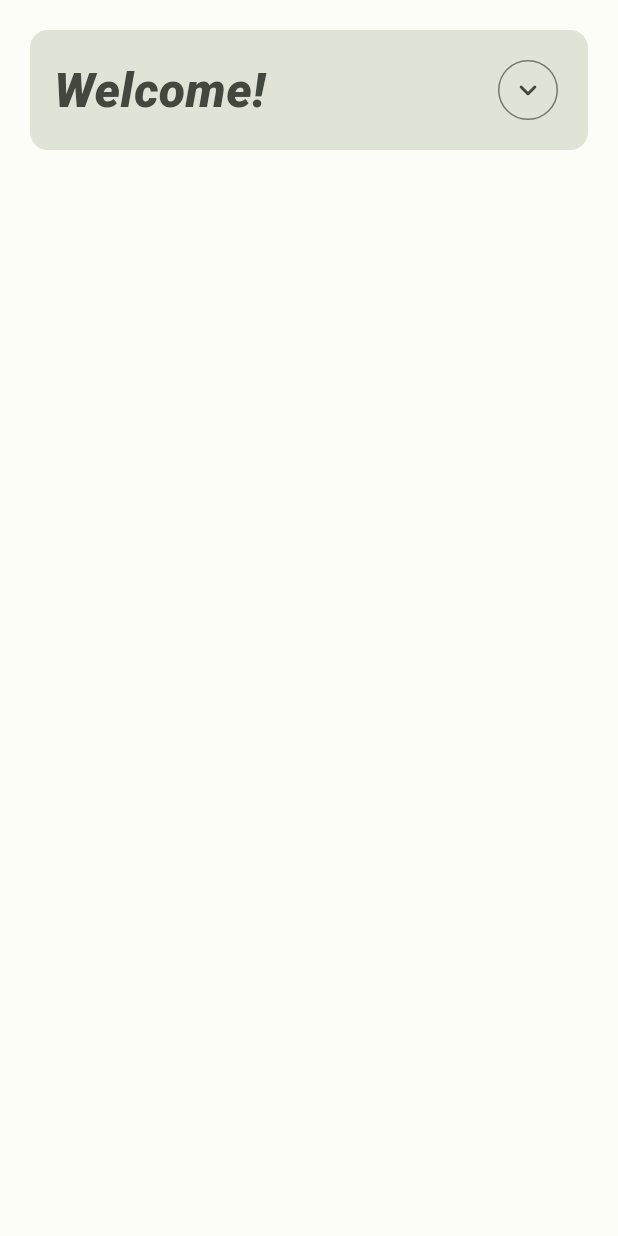
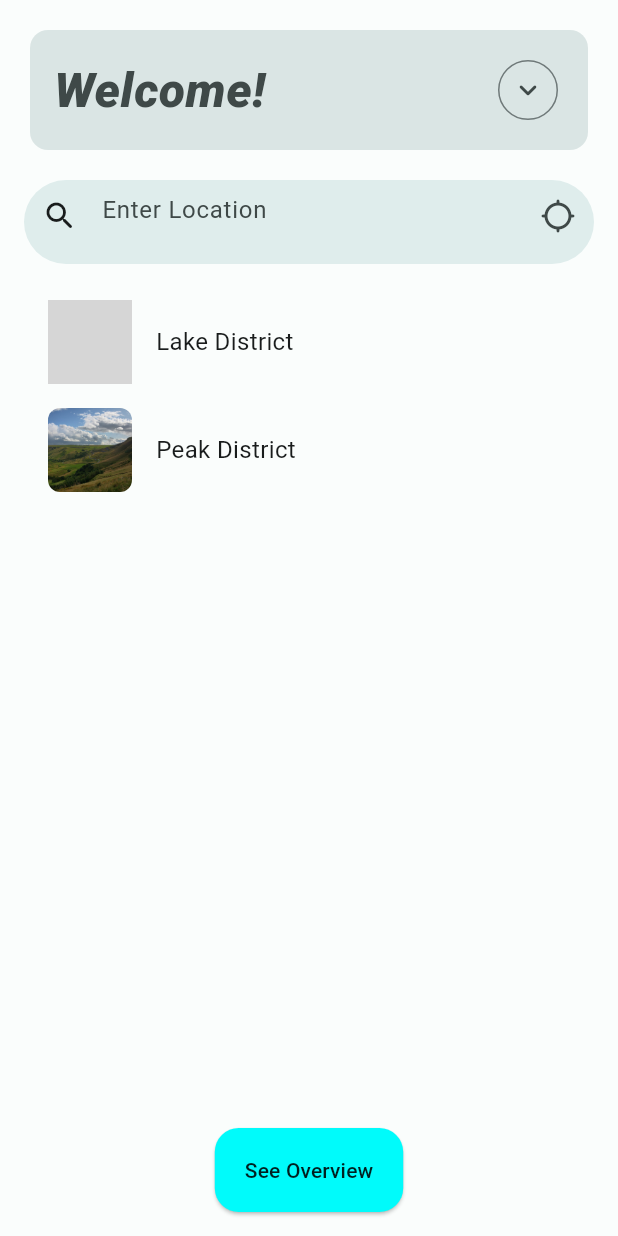
Before and after one commit to moramento22/KV6003-individual-project, a Flutter app: the screen it shows after launch, on a phone screen of 412 x 824 dp. Run offline on Flutter 3.47's test engine with Material 2 defaults, Android fonts, the phone set to English and light mode, and no system bars; our stand-ins replace google_fonts; grey boxes are pictures that could not be loaded.

Commit message:
Changed color scheme to blue/green, added search bar (non functional) a list (non functional) and a FAB

```diff
--- a/kv6003/lib/color_schemes.dart
+++ b/kv6003/lib/color_schemes.dart
@@ -2,68 +2,68 @@ import 'package:flutter/material.dart';
 
 const lightColorScheme = ColorScheme(
   brightness: Brightness.light,
-  primary: Color(0xFF026E00),
+  primary: Color(0xFF006A6A),
   onPrimary: Color(0xFFFFFFFF),
-  primaryContainer: Color(0xFF77FF61),
-  onPrimaryContainer: Color(0xFF002200),
-  secondary: Color(0xFF54634D),
+  primaryContainer: Color(0xFF00FBFB),
+  onPrimaryContainer: Color(0xFF002020),
+  secondary: Color(0xFF4A6363),
   onSecondary: Color(0xFFFFFFFF),
-  secondaryContainer: Color(0xFFD7E8CD),
-  onSecondaryContainer: Color(0xFF121F0E),
-  tertiary: Color(0xFF386568),
+  secondaryContainer: Color(0xFFCCE8E7),
+  onSecondaryContainer: Color(0xFF051F1F),
+  tertiary: Color(0xFF4B607C),
   onTertiary: Color(0xFFFFFFFF),
-  tertiaryContainer: Color(0xFFBCEBEE),
-  onTertiaryContainer: Color(0xFF002022),
+  tertiaryContainer: Color(0xFFD3E4FF),
+  onTertiaryContainer: Color(0xFF041C35),
   error: Color(0xFFBA1A1A),
   errorContainer: Color(0xFFFFDAD6),
   onError: Color(0xFFFFFFFF),
   onErrorContainer: Color(0xFF410002),
-  background: Color(0xFFFCFDF6),
-  onBackground: Color(0xFF1A1C18),
-  surface: Color(0xFFFCFDF6),
-  onSurface: Color(0xFF1A1C18),
-  surfaceVariant: Color(0xFFDFE4D7),
-  onSurfaceVariant: Color(0xFF43483F),
-  outline: Color(0xFF73796E),
-  onInverseSurface: Color(0xFFF1F1EB),
-  inverseSurface: Color(0xFF2F312D),
-  inversePrimary: Color(0xFF02E600),
+  background: Color(0xFFFAFDFC),
+  onBackground: Color(0xFF191C1C),
+  surface: Color(0xFFFAFDFC),
+  onSurface: Color(0xFF191C1C),
+  surfaceVariant: Color(0xFFDAE5E4),
+  onSurfaceVariant: Color(0xFF3F4948),
+  outline: Color(0xFF6F7979),
+  onInverseSurface: Color(0xFFEFF1F0),
+  inverseSurface: Color(0xFF2D3131),
+  inversePrimary: Color(0xFF00DDDD),
   shadow: Color(0xFF000000),
-  surfaceTint: Color(0xFF026E00),
-  outlineVariant: Color(0xFFC3C8BC),
+  surfaceTint: Color(0xFF006A6A),
+  outlineVariant: Color(0xFFBEC9C8),
   scrim: Color(0xFF000000),
 );
 
 const darkColorScheme = ColorScheme(
   brightness: Brightness.dark,
-  primary: Color(0xFF02E600),
-  onPrimary: Color(0xFF013A00),
-  primaryContainer: Color(0xFF015300),
-  onPrimaryContainer: Color(0xFF77FF61),
-  secondary: Color(0xFFBBCBB2),
-  onSecondary: Color(0xFF263422),
-  secondaryContainer: Color(0xFF3C4B37),
-  onSecondaryContainer: Color(0xFFD7E8CD),
-  tertiary: Color(0xFFA0CFD2),
-  onTertiary: Color(0xFF003739),
-  tertiaryContainer: Color(0xFF1E4D50),
-  onTertiaryContainer: Color(0xFFBCEBEE),
+  primary: Color(0xFF00DDDD),
+  onPrimary: Color(0xFF003737),
+  primaryContainer: Color(0xFF004F4F),
+  onPrimaryContainer: Color(0xFF00FBFB),
+  secondary: Color(0xFFB0CCCB),
+  onSecondary: Color(0xFF1B3534),
+  secondaryContainer: Color(0xFF324B4B),
+  onSecondaryContainer: Color(0xFFCCE8E7),
+  tertiary: Color(0xFFB3C8E8),
+  onTertiary: Color(0xFF1C314B),
+  tertiaryContainer: Color(0xFF334863),
+  onTertiaryContainer: Color(0xFFD3E4FF),
   error: Color(0xFFFFB4AB),
   errorContainer: Color(0xFF93000A),
   onError: Color(0xFF690005),
   onErrorContainer: Color(0xFFFFDAD6),
-  background: Color(0xFF1A1C18),
-  onBackground: Color(0xFFE2E3DC),
-  surface: Color(0xFF1A1C18),
-  onSurface: Color(0xFFE2E3DC),
-  surfaceVariant: Color(0xFF43483F),
-  onSurfaceVariant: Color(0xFFC3C8BC),
-  outline: Color(0xFF8D9387),
-  onInverseSurface: Color(0xFF1A1C18),
-  inverseSurface: Color(0xFFE2E3DC),
-  inversePrimary: Color(0xFF026E00),
+  background: Color(0xFF191C1C),
+  onBackground: Color(0xFFE0E3E2),
+  surface: Color(0xFF191C1C),
+  onSurface: Color(0xFFE0E3E2),
+  surfaceVariant: Color(0xFF3F4948),
+  onSurfaceVariant: Color(0xFFBEC9C8),
+  outline: Color(0xFF889392),
+  onInverseSurface: Color(0xFF191C1C),
+  inverseSurface: Color(0xFFE0E3E2),
+  inversePrimary: Color(0xFF006A6A),
   shadow: Color(0xFF000000),
-  surfaceTint: Color(0xFF02E600),
-  outlineVariant: Color(0xFF43483F),
+  surfaceTint: Color(0xFF00DDDD),
+  outlineVariant: Color(0xFF3F4948),
   scrim: Color(0xFF000000),
 );
--- a/kv6003/lib/main.dart
+++ b/kv6003/lib/main.dart
@@ -34,9 +34,9 @@ class LandingPage extends StatefulWidget {
 class _LandingPageState extends State<LandingPage> {
   @override
   void initState() {
-
     route() {
-      Navigator.pushReplacement(context, MaterialPageRoute(builder: (context)=>SearchPage()));
+      Navigator.pushReplacement(
+          context, MaterialPageRoute(builder: (context) => const SearchPage()));
     }
 
     startTime() async {
@@ -70,7 +70,8 @@ class _LandingPageState extends State<LandingPage> {
     return Scaffold(
         extendBodyBehindAppBar: true,
         backgroundColor: Theme.of(context).colorScheme.background,
-        body: const SafeArea(child: Padding(
+        body: const SafeArea(
+            child: Padding(
           padding: EdgeInsets.all(16),
           child: Center(child: StartupCard()),
         )));
@@ -92,14 +93,14 @@ class StartupCard extends StatelessWidget {
                 text: 'tree',
                 style: GoogleFonts.robotoSerif(
                     fontStyle: FontStyle.italic,
-                    fontSize: 57,
+                    fontSize: Theme.of(context).textTheme.displayLarge?.fontSize,
                     fontWeight: FontWeight.w900,
                     color: Theme.of(context).colorScheme.onSurfaceVariant)),
             TextSpan(
                 text: 'TRIP',
                 style: GoogleFonts.robotoFlex(
                     fontWeight: FontWeight.w600,
-                    fontSize: 57,
+                    fontSize: Theme.of(context).textTheme.displayLarge?.fontSize,
                     color: Theme.of(context).colorScheme.onSurfaceVariant)),
           ])),
         ));
--- a/kv6003/lib/search_page.dart
+++ b/kv6003/lib/search_page.dart
@@ -11,10 +11,106 @@ class SearchPage extends StatelessWidget {
         body: SafeArea(
           child: Padding(
             padding: const EdgeInsets.all(16),
-              child: Column(
-          children: const [WelcomeCard()],
+            child: Column(children: [
+              const WelcomeCard(),
+              const SizedBox(
+                height: 16,
               ),
-            )));
+              Material(
+                borderRadius: const BorderRadius.all(Radius.circular(200)),
+                shadowColor: Colors.transparent,
+                elevation: 6,
+                color: Theme.of(context).colorScheme.surface,
+                surfaceTintColor: Theme.of(context).colorScheme.surfaceTint,
+                child: TextField(
+                  obscureText: false,
+                  decoration: InputDecoration(
+                      suffixIcon: const Icon(Icons.location_searching_rounded),
+                      suffixIconColor:
+                          Theme.of(context).colorScheme.onSurfaceVariant,
+                      prefixIcon: const Icon(Icons.search_rounded),
+                      prefixIconColor: Theme.of(context).colorScheme.onSurface,
+                      hintText: "Enter Location",
+                      border: InputBorder.none,
+                      constraints:
+                          const BoxConstraints(minHeight: 56, maxHeight: 56),
+                      hintStyle: GoogleFonts.robotoFlex(
+                        fontWeight: FontWeight.w400,
+                        fontSize: Theme.of(context).textTheme.bodyLarge?.fontSize,
+                      )),
+                ),
+              ),
+              const SizedBox(
+                height: 16,
+              ),
+              Expanded(child: ListView(
+                children: [
+                  Row(
+                    children: [
+                      Padding(
+                        padding: const EdgeInsets.only(
+                          top: 8,
+                          bottom: 8,
+                          left: 16,
+                          right: 16,
+                        ),
+                        child: ClipRRect(
+                            borderRadius: BorderRadius.circular(8),
+                            child: Image.asset("assets/images/Keswick_Panorama_-_Oct_2009.jpg",
+                        width: 56,
+                        height: 56,
+                          fit: BoxFit.cover,
+                        ),
+                        ),
+                      ),
+                      Text("Lake District",
+                        style: GoogleFonts.robotoFlex(
+                          fontSize: Theme.of(context).textTheme.bodyLarge?.fontSize,
+                          fontStyle: Theme.of(context).textTheme.bodyLarge?.fontStyle,
+                          color: Theme.of(context).colorScheme.onSurface,
+                        ),
+                      )
+                    ]
+                  ),
+                  Row(
+                    children: [
+                      Padding(
+                        padding: const EdgeInsets.only(
+                          top: 8,
+                          bottom: 8,
+                          left: 16,
+                          right: 16,
+                        ),
+                        child: ClipRRect(
+                            borderRadius: BorderRadius.circular(8),
+                            child: Image.asset("assets/images/Mam_Tor.jpg",
+                        width: 56,
+                        height: 56,
+                          fit: BoxFit.cover,
+                        ),
+                        ),
+                      ),
+                      Text("Peak District",
+                        style: GoogleFonts.robotoFlex(
+                          fontSize: Theme.of(context).textTheme.bodyLarge?.fontSize,
+                          fontStyle: Theme.of(context).textTheme.bodyLarge?.fontStyle,
+                          color: Theme.of(context).colorScheme.onSurface,
+                        ),
+                      )
+                    ]
+                  )
+                ],
+              ))
+            ]),
+          ),
+        ),
+        floatingActionButtonLocation: FloatingActionButtonLocation.centerFloat,
+        floatingActionButton: const FloatingActionButton.extended(
+          elevation: 1,
+          onPressed: AsyncSnapshot.nothing,
+          label: Text("See Overview"),
+        ),
+    );
   }
 }
 
@@ -46,7 +142,7 @@ class _WelcomeCardState extends State<WelcomeCard> {
   @override
   Widget build(BuildContext context) {
     return AnimatedSize(
-      alignment: const Alignment(0.0,-1.0),
+      alignment: const Alignment(0.0, -1.0),
       duration: const Duration(milliseconds: 500),
       child: Card(
           elevation: 0,
@@ -65,22 +161,31 @@ class _WelcomeCardState extends State<WelcomeCard> {
                                 fontStyle: FontStyle.italic,
                                 fontSize: 32,
                                 fontWeight: FontWeight.w900,
-                              color: Theme.of(context).colorScheme.onSurfaceVariant
-                            )),
-                        IconButton(onPressed: onPressed,
+                                color: Theme.of(context)
+                                    .colorScheme
+                                    .onSurfaceVariant)),
+                        IconButton(
+                          onPressed: onPressed,
                           icon: _icon,
                           style: IconButton.styleFrom(
                               backgroundColor: Colors.transparent,
-                            focusColor: Theme.of(context).colorScheme.onSurfaceVariant.withOpacity(0.12),
-                            highlightColor: Theme.of(context).colorScheme.onSurface.withOpacity(0.12),
+                              focusColor: Theme.of(context)
+                                  .colorScheme
+                                  .onSurfaceVariant
+                                  .withOpacity(0.12),
+                              highlightColor: Theme.of(context)
+                                  .colorScheme
+                                  .onSurface
+                                  .withOpacity(0.12),
                               side: BorderSide(
-                              color: Theme.of(context).colorScheme.outline
-                            )
-                          ),
+                                  color:
+                                      Theme.of(context).colorScheme.outline)),
                         )
                       ],
                     ),
-                    if(!_isCollapsed)(const Text("Welcome to the treeTRIP app! Here you can enter or choose a location where you want the trip to take place. Like a national ark, or a heritage site."
+                    if (!_isCollapsed)
+                      (const Text(
+                          "Welcome to the treeTRIP app! Here you can enter or choose a location where you want the trip to take place. Like a national ark, or a heritage site."
                           "You can also find places based on your location, by clicking the icon on the right of the search bar."
                           "After selecting a location tap \"See overview\" to see overview of the trip available for this location and to start the trip. "))
                   ],
--- a/kv6003/pubspec.yaml
+++ b/kv6003/pubspec.yaml
@@ -22,4 +22,7 @@ dev_dependencies:
 
 flutter:
 
+  assets:
+    - assets/images/
+
   uses-material-design: true
```
Also changed, not shown: kv6003/assets/images/Mam_Tor.jpg (added), kv6003/pubspec.lock, 1 other file. Lines whose indentation alone changed are shown as unchanged.
